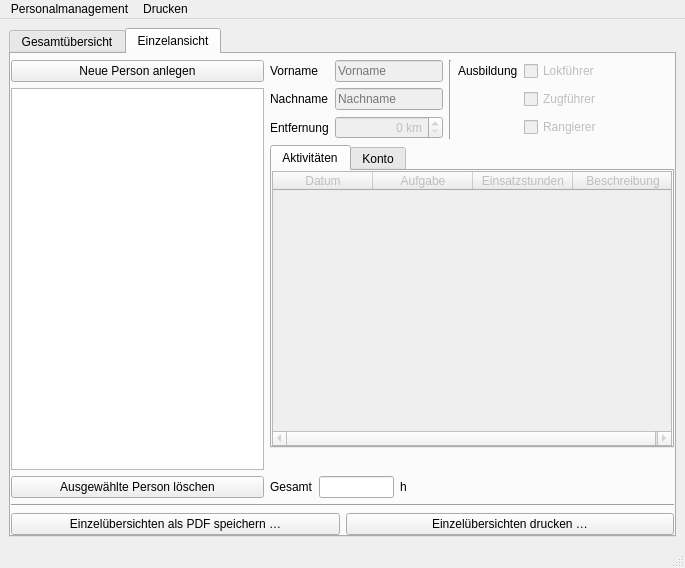
Old version of the form Programm/personalwindow.ui in the repository philjosch/Einsatzplaner.
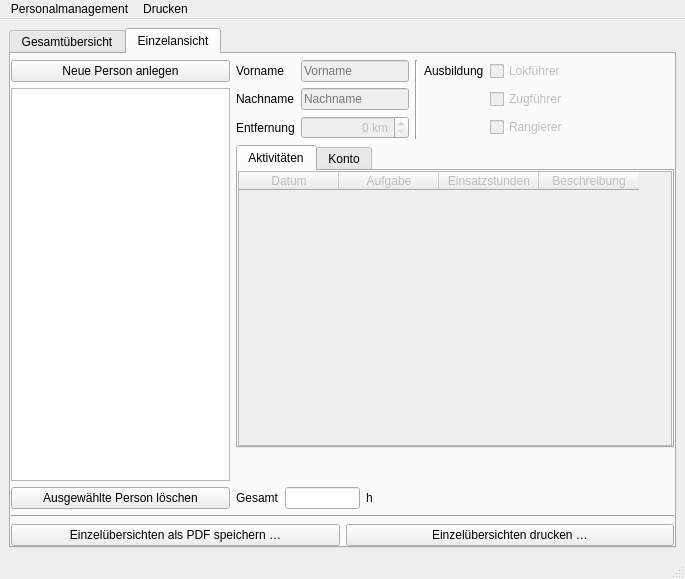
New version of the form. The open tabs and pages were chosen to show the change.

Commit message: Bugfix im Personalfenster

What changed in the file:
```diff
--- a/Programm/personalwindow.ui
+++ b/Programm/personalwindow.ui
@@ -10,7 +10,7 @@
     <x>0</x>
     <y>0</y>
     <width>685</width>
-    <height>568</height>
+    <height>579</height>
    </rect>
   </property>
   <property name="minimumSize">
@@ -404,7 +404,7 @@
        <attribute name="title">
         <string>Einzelansicht</string>
        </attribute>
-       <layout class="QGridLayout" name="gridLayout_9" rowstretch="0,0,0,0,0,0" columnstretch="1,0">
+       <layout class="QGridLayout" name="gridLayout_9" rowstretch="0,0,0,0,0,0" columnstretch="1,2">
         <property name="leftMargin">
          <number>0</number>
         </property>
```
Left out of the diff: 2 changed lines with no effect on the pictures.
